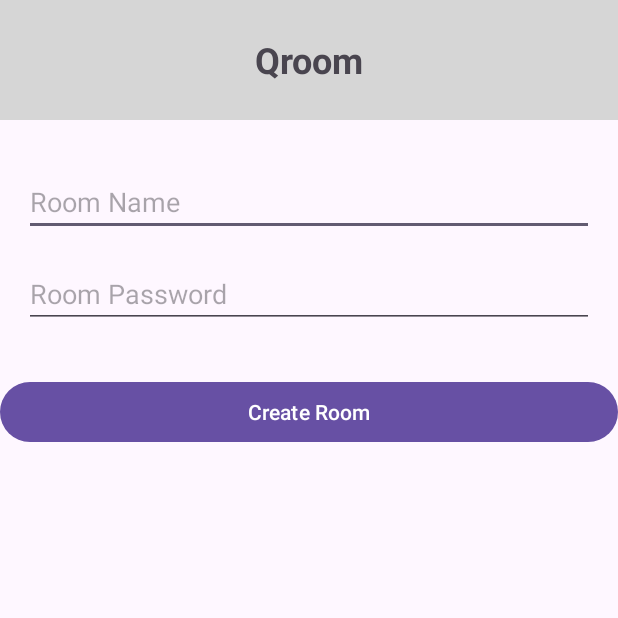
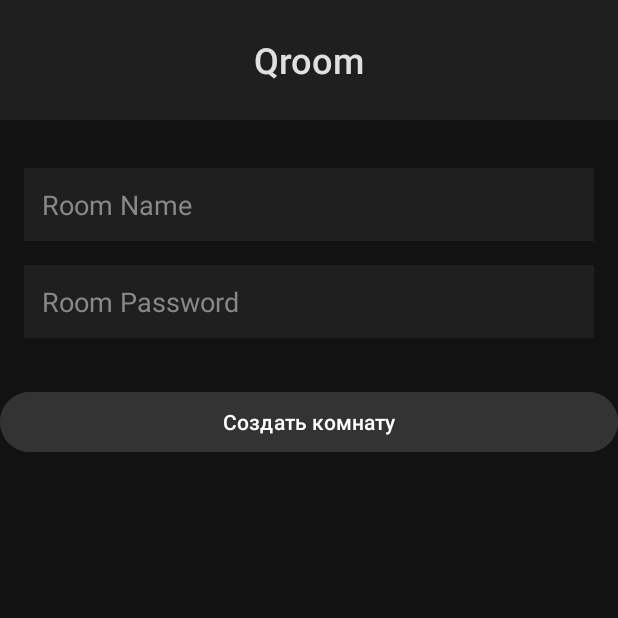
Before and after one commit to nyaku12/Qroom, an Android app built with Jetpack Compose: the CreateActivity screen opened directly, with no data from a screen before it, on a phone screen of 412 x 824 dp, the top half of it. Run offline under Robolectric (Android 15) with nearby library versions, the light colour scheme and no system bars.

Commit message:
some version, idk

```diff
--- a/app/src/main/res/layout/activity_create.xml
+++ b/app/src/main/res/layout/activity_create.xml
@@ -1,9 +1,11 @@
 <?xml version="1.0" encoding="utf-8"?>
-<androidx.constraintlayout.widget.ConstraintLayout xmlns:android="http://schemas.android.com/apk/res/android"
+<androidx.constraintlayout.widget.ConstraintLayout
+    xmlns:android="http://schemas.android.com/apk/res/android"
     xmlns:app="http://schemas.android.com/apk/res-auto"
     android:id="@+id/create_room_activity_layout"
     android:layout_width="match_parent"
-    android:layout_height="match_parent">
+    android:layout_height="match_parent"
+    android:background="#121212">
 
     <!-- Заголовок или название экрана -->
     <TextView
@@ -11,10 +13,11 @@
         android:layout_width="0dp"
         android:layout_height="80dp"
         android:gravity="center"
-        android:background="#D6D6D6"
+        android:background="#1F1F1F"
         android:text="@string/app_name"
         android:textSize="24sp"
-        android:textStyle="bold"
+        android:textColor="#E0E0E0"
+        android:fontFamily="sans-serif-medium"
         app:layout_constraintTop_toTopOf="parent"
         app:layout_constraintStart_toStartOf="parent"
         app:layout_constraintEnd_toEndOf="parent" />
@@ -25,10 +28,14 @@
         android:layout_width="0dp"
         android:layout_height="wrap_content"
         android:hint="Room Name"
+        android:textColor="#FFFFFF"
+        android:textColorHint="#888888"
+        android:background="#1F1F1F"
+        android:padding="12dp"
+        android:inputType="text"
         android:layout_marginStart="16dp"
         android:layout_marginEnd="16dp"
         android:layout_marginTop="32dp"
-        android:inputType="text"
         app:layout_constraintTop_toBottomOf="@id/room_title"
         app:layout_constraintStart_toStartOf="parent"
         app:layout_constraintEnd_toEndOf="parent"/>
@@ -39,10 +46,14 @@
         android:layout_width="0dp"
         android:layout_height="wrap_content"
         android:hint="Room Password"
+        android:textColor="#FFFFFF"
+        android:textColorHint="#888888"
+        android:background="#1F1F1F"
+        android:padding="12dp"
+        android:inputType="textPassword"
         android:layout_marginStart="16dp"
         android:layout_marginEnd="16dp"
         android:layout_marginTop="16dp"
-        android:inputType="textPassword"
         app:layout_constraintTop_toBottomOf="@id/room_name_input"
         app:layout_constraintStart_toStartOf="parent"
         app:layout_constraintEnd_toEndOf="parent"/>
@@ -52,7 +63,9 @@
         android:id="@+id/create_room_button"
         android:layout_width="0dp"
         android:layout_height="wrap_content"
-        android:text="Create Room"
+        android:text="Создать комнату"
+        android:textColor="#FFFFFF"
+        android:backgroundTint="#333333"
         android:layout_marginTop="32dp"
         app:layout_constraintTop_toBottomOf="@id/room_password_input"
         app:layout_constraintStart_toStartOf="parent"
```
Also changed, not shown: app/src/main/res/layout/activity_host.xml (+7 -7 lines), app/src/main/res/layout/activity_join.xml (+24 -7 lines), app/src/main/res/layout/activity_joined.xml (+11 -3 lines), app/src/main/res/layout/activity_main.xml (+10 -1 lines), app/src/main/res/layout/item_joined_user_fragment.xml (+27 -8 lines).
